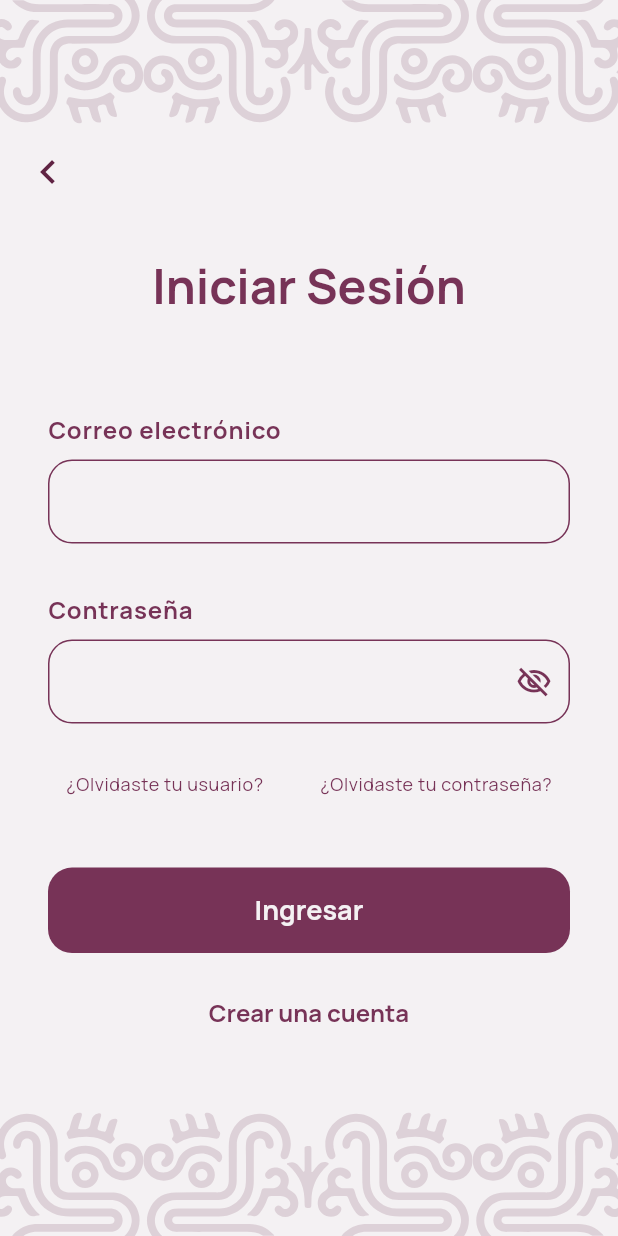
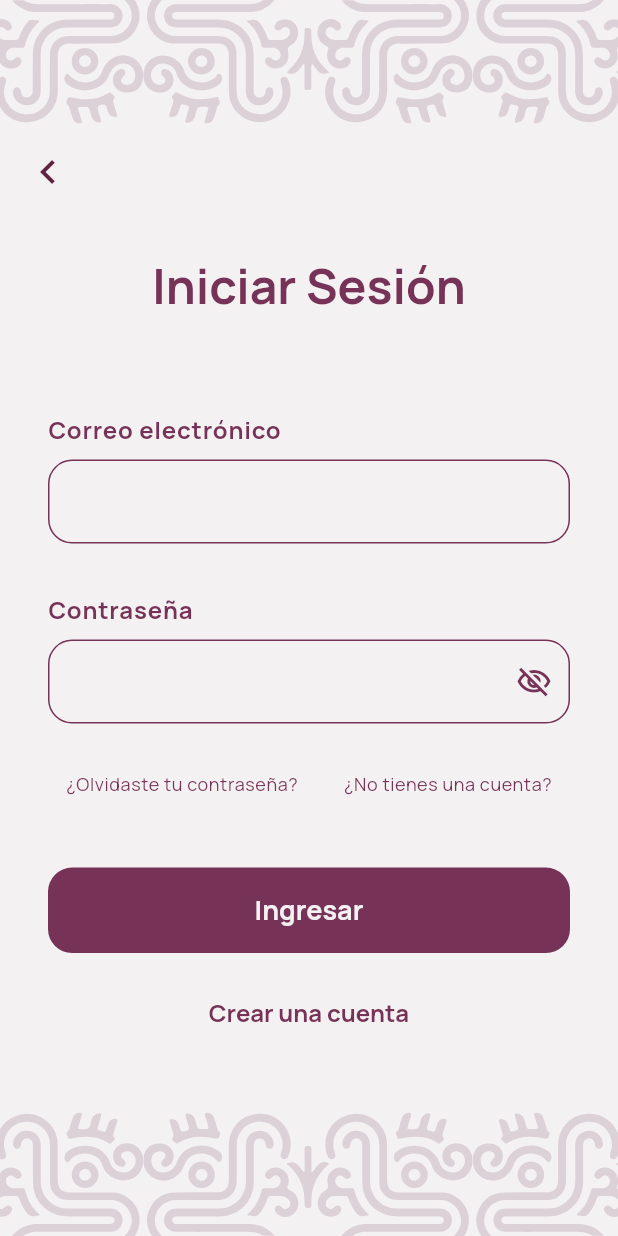
Before and after one commit to Ana2145/ViajaSegura, a Flutter app: the screen it shows after launch, after a tap on "Iniciar sesión", on a phone screen of 412 x 824 dp. Run offline on Flutter 3.47's test engine with Material 3 defaults, Android fonts, the phone set to English and light mode, and no system bars; our stand-ins replace flutter_map, flutter_svg, google_fonts, image_picker, latlong2, location; missing offline and left inert: flutter_map_location_marker, flutter_polyline_points, qr_code_scanner_plus; network calls fail; project files that could hold a hidden picture were left out.

Commit message:
[REFACTOR] Mejoramiento de logica de enrutamiento en login

```diff
--- a/lib/main.dart
+++ b/lib/main.dart
@@ -1,6 +1,7 @@
 import 'package:flutter/material.dart';
 import 'package:google_fonts/google_fonts.dart';
 import 'package:viaja_segura_movil/core/constants/app_colors.dart';
+import 'package:viaja_segura_movil/presentation/screens/create_account_screen.dart';
 import 'package:viaja_segura_movil/presentation/screens/driver_info_screen.dart';
 import 'package:viaja_segura_movil/presentation/screens/login_screen.dart';
 import 'package:viaja_segura_movil/presentation/screens/main_screen.dart';
@@ -137,6 +138,7 @@ class MyApp extends StatelessWidget {
         '/home': (context) => const MainScreen(),
         '/login_screen': (context) => const LoginScreen(),
         '/recover_password': (context) => const RecoverPasswordScreen(),
+        '/create_account': (context) => const CreateAccountScreen(),
         '/main_screen': (context) => const MainScreen(),
         '/driver_info_screen': (context) => const DriverInfoScreen(),
         '/profile_screen': (context) => const UserProfileScreen(),
--- a/lib/presentation/widgets/organisms/login_form.dart
+++ b/lib/presentation/widgets/organisms/login_form.dart
@@ -37,19 +37,21 @@ class _LoginFormState extends State<LoginForm> {
           Row(
             children: [
               TextButton(
-                onPressed: () {},
+                onPressed: () {
+                  Navigator.pushNamed(context, '/recover_password');
+                },
                 child: Text(
-                  '¿Olvidaste tu usuario?',
+                  '¿Olvidaste tu contraseña?',
                   style: theme.textTheme.bodySmall,
                 ),
               ),
               const Spacer(),
               TextButton(
                 onPressed: () {
-                  Navigator.pushNamed(context, '/recover_password');
+                  Navigator.pushNamed(context, '/create_account');
                 },
                 child: Text(
-                  '¿Olvidaste tu contraseña?',
+                  '¿No tienes una cuenta?',
                   style: theme.textTheme.bodySmall,
                 ),
               ),
```
